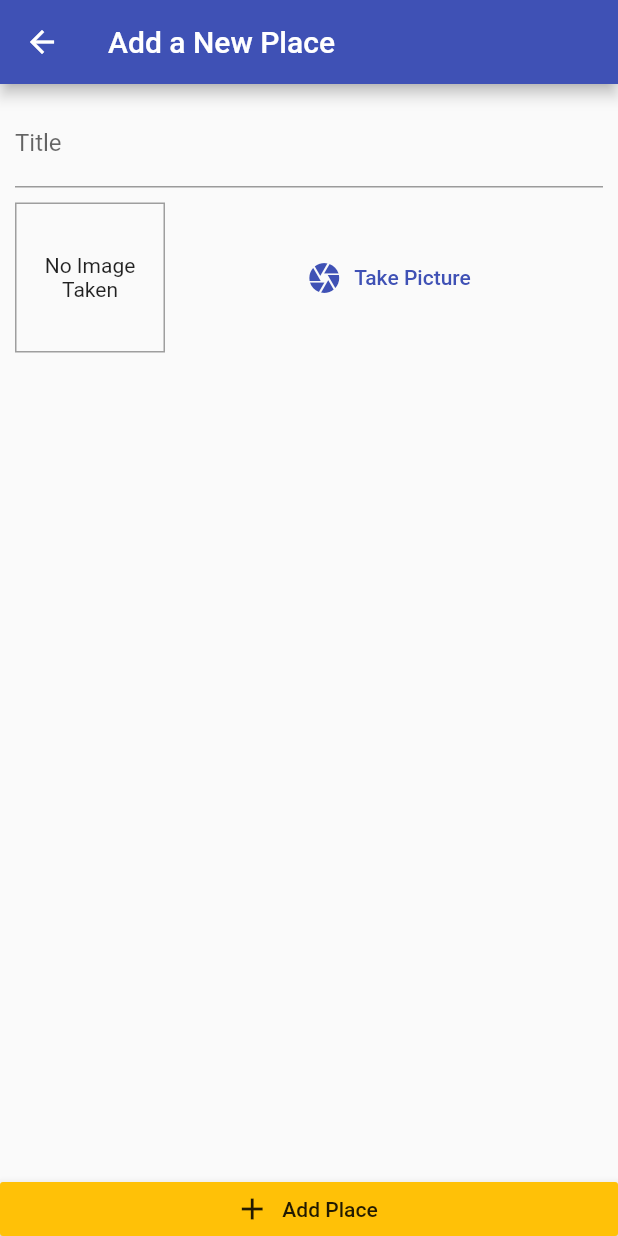
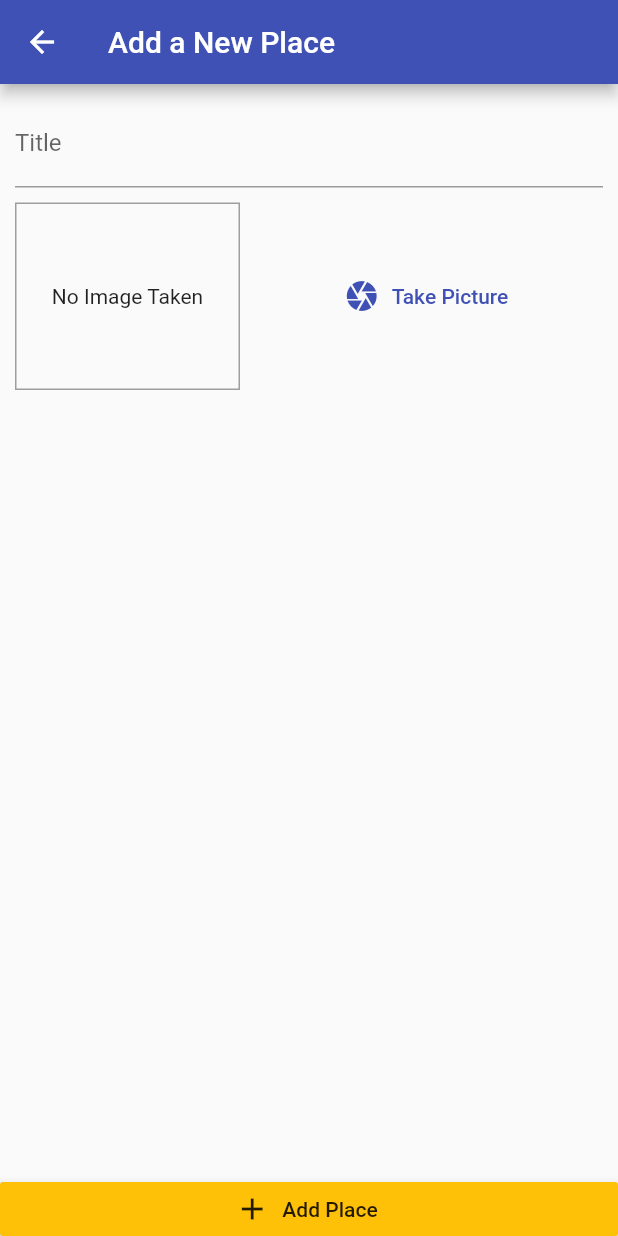
Before and after one commit to Amitpatil215/Dream-Sites, a Flutter app: the AddPlaceScreen screen opened by its route, after a tap on "Take Picture", on a phone screen of 412 x 824 dp. Run offline on Flutter 3.47's test engine with Material 2 defaults, Android fonts, the phone set to English and light mode, and no system bars; our stand-ins replace image_picker.

Commit message:
Using Image Picker & the device Camera

```diff
--- a/lib/widget/image_input.dart
+++ b/lib/widget/image_input.dart
@@ -1,5 +1,6 @@
 import 'package:flutter/material.dart';
 import 'dart:io';
+import 'package:image_picker/image_picker.dart';
 
 class ImageInput extends StatefulWidget {
   @override
@@ -8,13 +9,20 @@ class ImageInput extends StatefulWidget {
 
 class _ImageInputState extends State<ImageInput> {
   File _storedImage;
+  Future<void> _takePicture() async {
+    final imageFile = await ImagePicker().getImage(
+      source: ImageSource.camera,
+      maxWidth: 600,
+    );
+  }
+
   @override
   Widget build(BuildContext context) {
     return Row(
       children: [
         Container(
-          width: 100,
-          height: 100,
+          width: 150,
+          height: 125,
           decoration: BoxDecoration(
             border: Border.all(
               color: Colors.grey,
@@ -40,7 +48,7 @@ class _ImageInputState extends State<ImageInput> {
             icon: Icon(Icons.camera),
             label: Text("Take Picture"),
             textColor: Theme.of(context).primaryColor,
-            onPressed: () {},
+            onPressed: _takePicture,
           ),
         ),
       ],
--- a/pubspec.yaml
+++ b/pubspec.yaml
@@ -29,6 +29,7 @@ dependencies:
   # Use with the CupertinoIcons class for iOS style icons.
   cupertino_icons: ^0.1.3
   provider: ^4.3.2
+  image_picker: ^0.6.7+4
 
 dev_dependencies:
   flutter_test:
```
Also changed, not shown: pubspec.lock, 1 other file.
